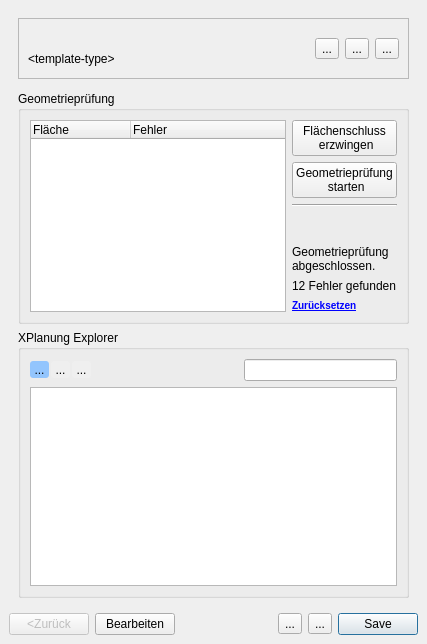
Qt form src/SAGisXPlanung/ui/XPlanung_plan_details.ui (nti-de/SAGisXPlanung) before a commit.
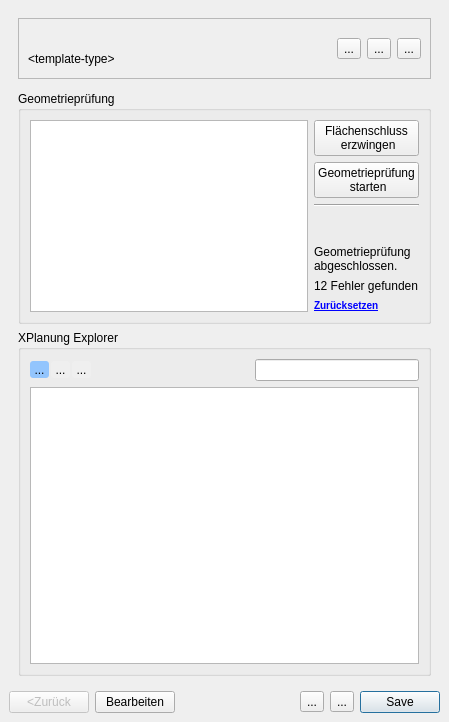
The same form after that commit. Custom widgets are drawn as their Qt base class.

Commit message: refactor geometry validation widgets to view-model

```diff
--- a/src/SAGisXPlanung/ui/XPlanung_plan_details.ui
+++ b/src/SAGisXPlanung/ui/XPlanung_plan_details.ui
@@ -6,8 +6,8 @@
    <rect>
     <x>0</x>
     <y>0</y>
-    <width>419</width>
-    <height>644</height>
+    <width>449</width>
+    <height>722</height>
    </rect>
   </property>
   <property name="sizePolicy">
@@ -198,7 +198,7 @@
              <item>
               <layout class="QVBoxLayout" name="verticalLayout_7" stretch="0">
                <item>
-                <widget class="QTreeWidget" name="log">
+                <widget class="ValidationTreeView" name="validation_result_view">
                  <property name="sizePolicy">
                   <sizepolicy hsizetype="MinimumExpanding" vsizetype="Preferred">
                    <horstretch>0</horstretch>
@@ -211,19 +211,6 @@
                  <property name="frameShadow">
                   <enum>QFrame::Sunken</enum>
                  </property>
-                 <property name="columnCount">
-                  <number>2</number>
-                 </property>
-                 <column>
-                  <property name="text">
-                   <string>Fläche</string>
-                  </property>
-                 </column>
-                 <column>
-                  <property name="text">
-                   <string>Fehler</string>
-                  </property>
-                 </column>
                 </widget>
                </item>
               </layout>
@@ -625,6 +612,11 @@
    <header>SAGisXPlanung/gui/widgets.h</header>
    <container>1</container>
   </customwidget>
+  <customwidget>
+   <class>ValidationTreeView</class>
+   <extends>QTreeView</extends>
+   <header>SAGisXPlanung/gui/widgets/geometry_validation_view.h</header>
+  </customwidget>
  </customwidgets>
  <resources/>
  <connections/>
```
The commit also changes 5 other files.
